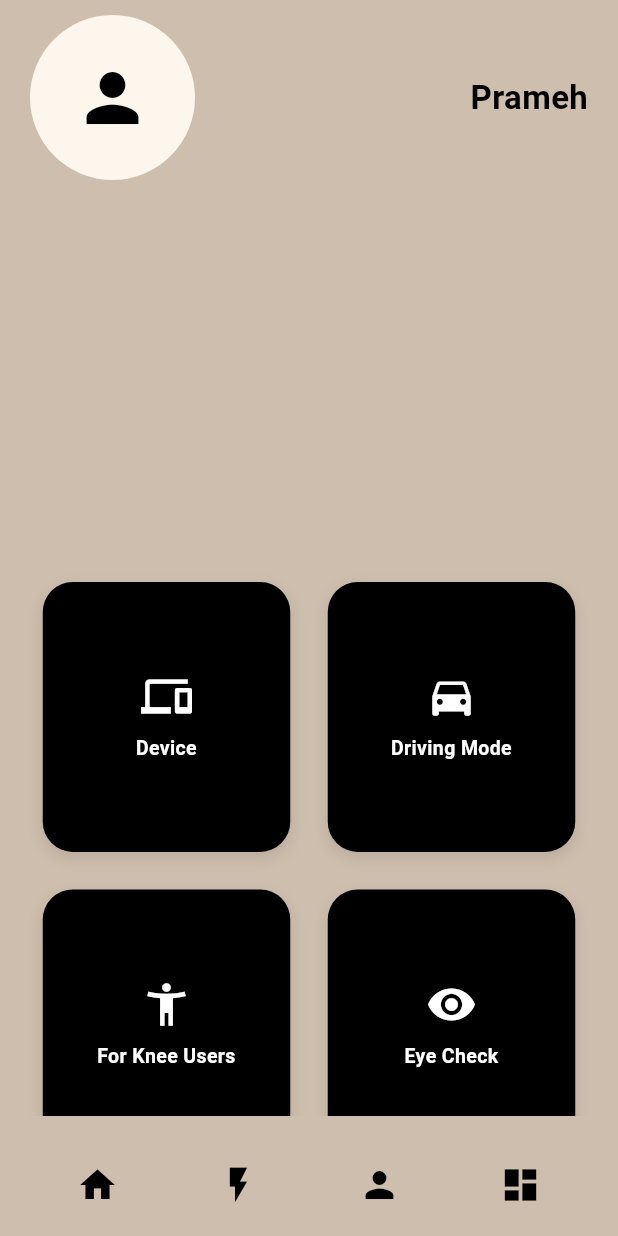
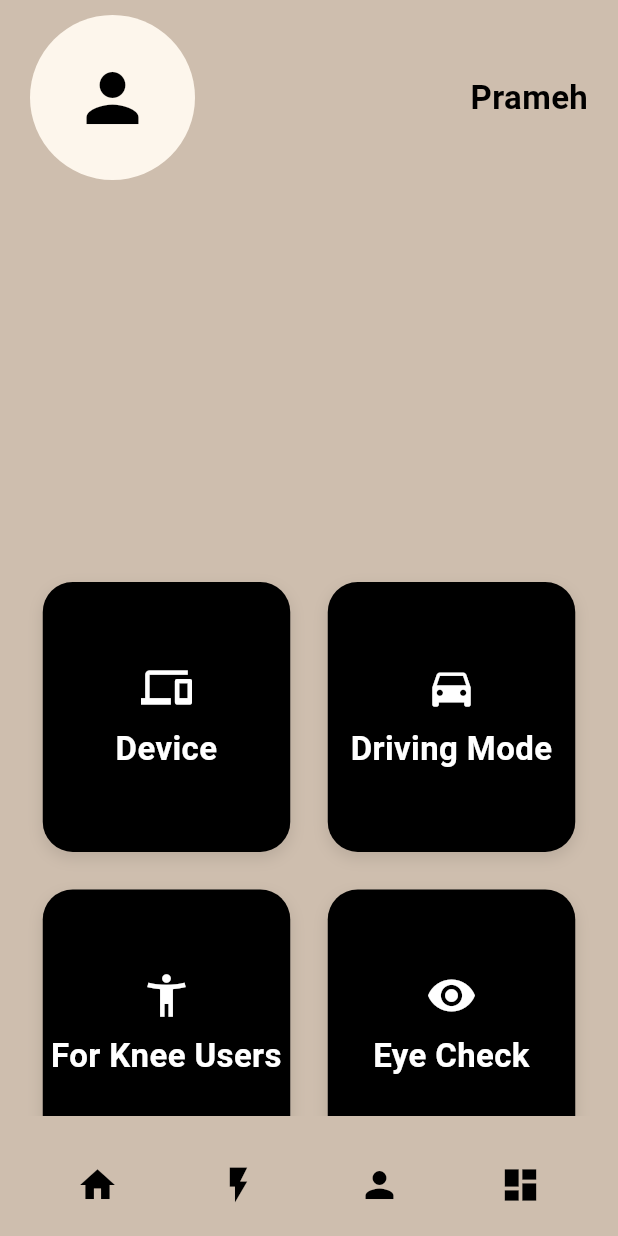
Before and after one commit to kanathy/Aeye, a Flutter app: the screen it shows after launch, on a phone screen of 412 x 824 dp. Run offline on Flutter 3.47's test engine with Material 3 defaults, Android fonts, the phone set to English and light mode, and no system bars.

Commit message:
add file

```diff
--- a/lib/screens/homepage.dart
+++ b/lib/screens/homepage.dart
@@ -57,7 +57,7 @@ class HomePage extends StatelessWidget {
                             width: 165,
                             height: 180,
                             iconSize: 34,
-                            fontSize: 13,
+                            fontSize: 22,
                           ),
                           FeatureCard(
                             title: "Driving Mode",
@@ -65,7 +65,7 @@ class HomePage extends StatelessWidget {
                             width: 165,
                             height: 180,
                             iconSize: 34,
-                            fontSize: 13,
+                            fontSize: 22,
                           ),
                           FeatureCard(
                             title: "For Knee Users",
@@ -73,7 +73,7 @@ class HomePage extends StatelessWidget {
                             width: 165,
                             height: 180,
                             iconSize: 34,
-                            fontSize: 13,
+                            fontSize: 22,
                           ),
                           FeatureCard(
                             title: "Eye Check",
@@ -81,7 +81,7 @@ class HomePage extends StatelessWidget {
                             width: 165,
                             height: 180,
                             iconSize: 34,
-                            fontSize: 13,
+                            fontSize: 22,
                           ),
                         ],
                       ),
```
Also changed, not shown: lib/screens/Device.dart (added).
